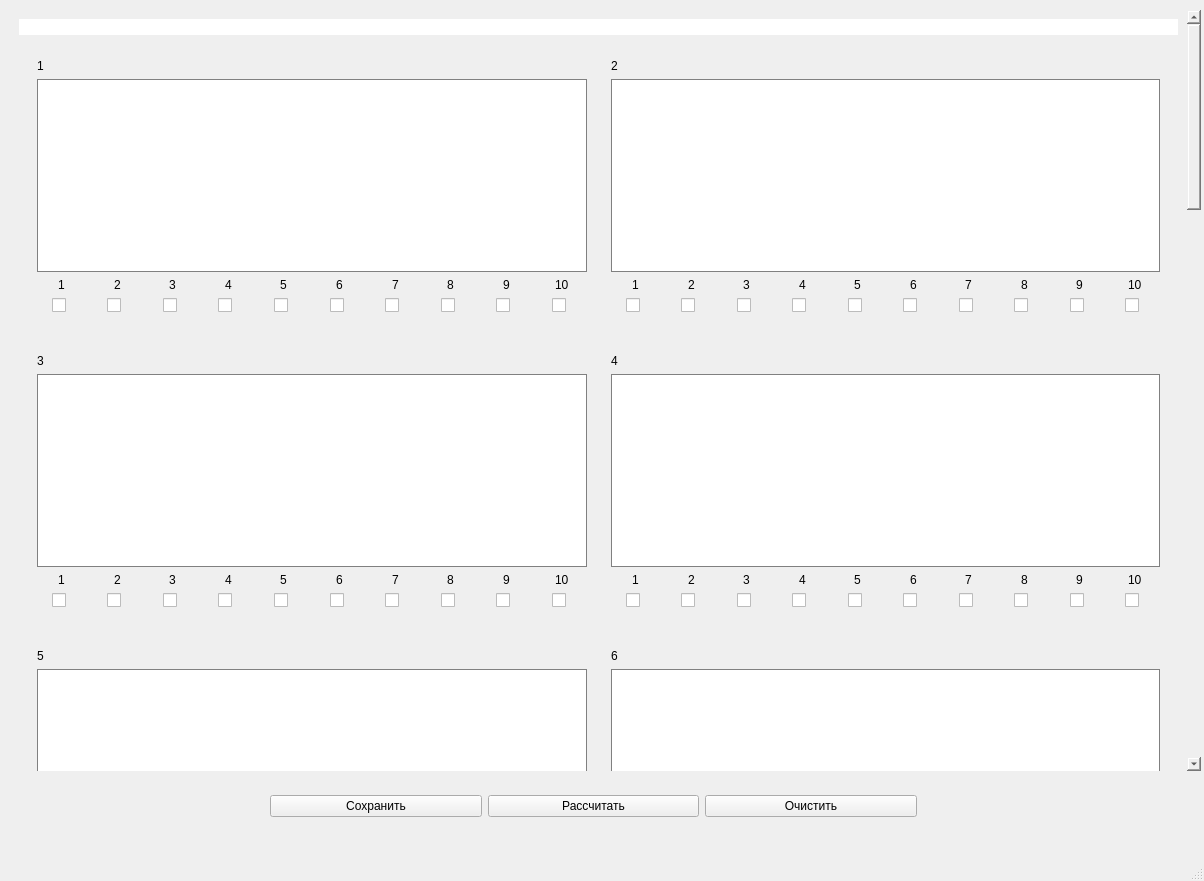
Mednaceex/Stuff, file госты/untitled.ui: the form before one commit.
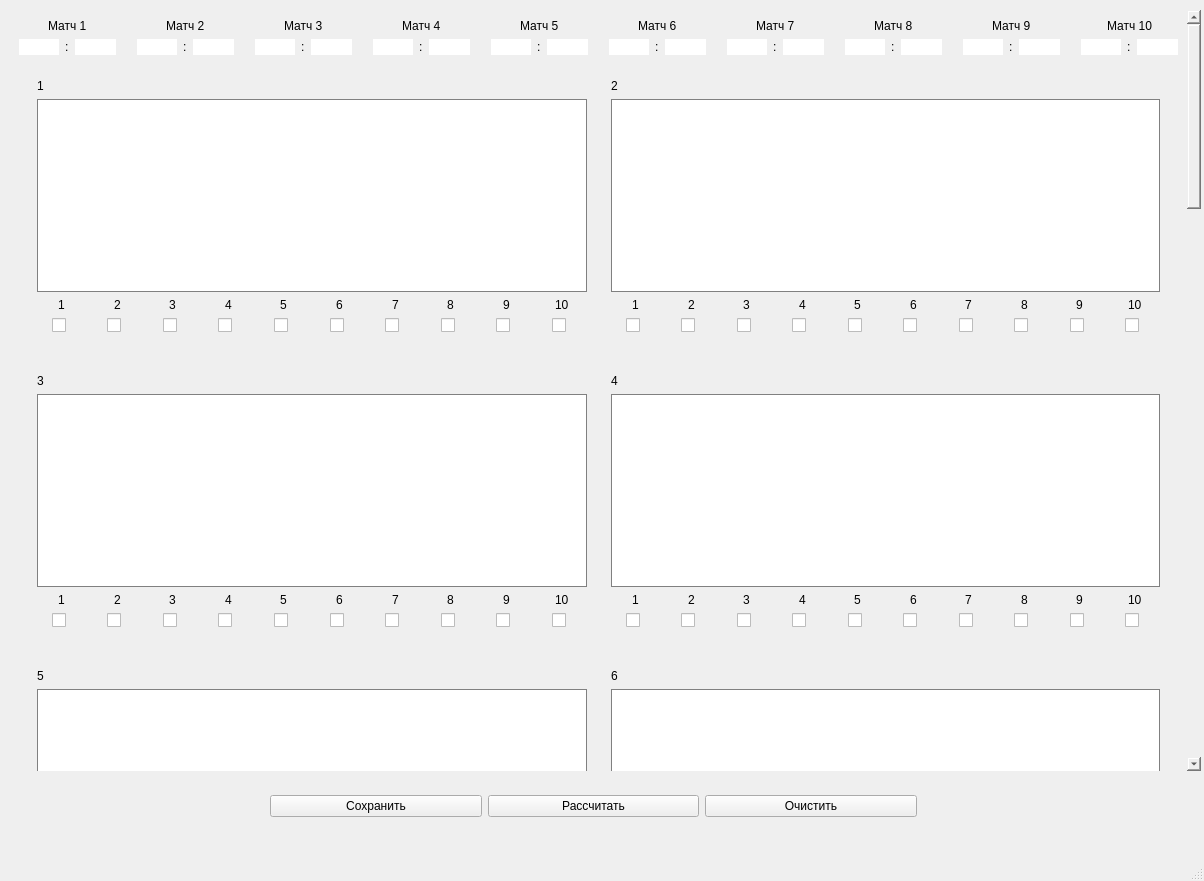
The form after the commit.

What changed in the file:
```diff
--- a/госты/untitled.ui
+++ b/госты/untitled.ui
@@ -35,15 +35,562 @@
     <widget class="QWidget" name="scrollAreaWidgetContents_82">
      <property name="geometry">
       <rect>
-       <x>0</x>
-       <y>-1941</y>
-       <width>1170</width>
-       <height>2702</height>
+       <x>-65</x>
+       <y>0</y>
+       <width>1235</width>
+       <height>2731</height>
       </rect>
      </property>
      <layout class="QVBoxLayout" name="verticalLayout_119">
       <item>
-       <widget class="QLineEdit" name="score_line"/>
+       <layout class="QHBoxLayout" name="horizontalLayout_33">
+        <property name="rightMargin">
+         <number>0</number>
+        </property>
+        <item>
+         <layout class="QVBoxLayout" name="verticalLayout_3">
+          <property name="topMargin">
+           <number>0</number>
+          </property>
+          <item alignment="Qt::AlignHCenter">
+           <widget class="QLabel" name="label_12">
+            <property name="text">
+             <string>Матч 1</string>
+            </property>
+           </widget>
+          </item>
+          <item>
+           <layout class="QHBoxLayout" name="horizontalLayout_6">
+            <property name="bottomMargin">
+             <number>0</number>
+            </property>
+            <item>
+             <widget class="QLineEdit" name="Score_1_1">
+              <property name="alignment">
+               <set>Qt::AlignCenter</set>
+              </property>
+             </widget>
+            </item>
+            <item>
+             <widget class="QLabel" name="label">
+              <property name="text">
+               <string>:</string>
+              </property>
+             </widget>
+            </item>
+            <item>
+             <widget class="QLineEdit" name="Score_1_2">
+              <property name="alignment">
+               <set>Qt::AlignCenter</set>
+              </property>
+             </widget>
+            </item>
+           </layout>
+          </item>
+         </layout>
+        </item>
+        <item>
+         <spacer name="verticalSpacer_2">
+          <property name="orientation">
+           <enum>Qt::Vertical</enum>
+          </property>
+          <property name="sizeHint" stdset="0">
+           <size>
+            <width>15</width>
+            <height>40</height>
+           </size>
+          </property>
+         </spacer>
+        </item>
+        <item>
+         <layout class="QVBoxLayout" name="verticalLayout_25">
+          <property name="topMargin">
+           <number>0</number>
+          </property>
+          <item alignment="Qt::AlignHCenter">
+           <widget class="QLabel" name="label_255">
+            <property name="text">
+             <string>Матч 2</string>
+            </property>
+           </widget>
+          </item>
+          <item>
+           <layout class="QHBoxLayout" name="horizontalLayout_43">
+            <property name="bottomMargin">
+             <number>0</number>
+            </property>
+            <item>
+             <widget class="QLineEdit" name="Score_2_1">
+              <property name="alignment">
+               <set>Qt::AlignCenter</set>
+              </property>
+             </widget>
+            </item>
+            <item>
+             <widget class="QLabel" name="label_256">
+              <property name="text">
+               <string>:</string>
+              </property>
+             </widget>
+            </item>
+            <item>
+             <widget class="QLineEdit" name="Score_2_2">
+              <property name="alignment">
+               <set>Qt::AlignCenter</set>
+              </property>
+             </widget>
+            </item>
+           </layout>
+          </item>
+         </layout>
+        </item>
+        <item>
+         <spacer name="verticalSpacer">
+          <property name="orientation">
+           <enum>Qt::Vertical</enum>
+          </property>
+          <property name="sizeHint" stdset="0">
+           <size>
+            <width>15</width>
+            <height>40</height>
+           </size>
+          </property>
+         </spacer>
+        </item>
+        <item>
+         <layout class="QVBoxLayout" name="verticalLayout_19">
+          <property name="topMargin">
+           <number>0</number>
+          </property>
+          <item alignment="Qt::AlignHCenter">
+           <widget class="QLabel" name="label_23">
+            <property name="text">
+             <string>Матч 3</string>
+            </property>
+           </widget>
+          </item>
+          <item>
+           <layout class="QHBoxLayout" name="horizontalLayout_37">
+            <property name="bottomMargin">
+             <number>0</number>
+            </property>
+            <item>
+             <widget class="QLineEdit" name="Score_3_1">
+              <property name="alignment">
+               <set>Qt::AlignCenter</set>
+              </property>
+             </widget>
+            </item>
+            <item>
+             <widget class="QLabel" name="label_24">
+              <property name="text">
+               <string>:</string>
+              </property>
+             </widget>
+            </item>
+            <item>
+             <widget class="QLineEdit" name="Score_3_2">
+              <property name="alignment">
+               <set>Qt::AlignCenter</set>
+              </property>
+             </widget>
+            </item>
+           </layout>
+          </item>
+         </layout>
+        </item>
+        <item>
+         <spacer name="verticalSpacer_3">
+          <property name="orientation">
+           <enum>Qt::Vertical</enum>
+          </property>
+          <property name="sizeHint" stdset="0">
+           <size>
+            <width>15</width>
+            <height>40</height>
+           </size>
+          </property>
+         </spacer>
+        </item>
+        <item>
+         <layout class="QVBoxLayout" name="verticalLayout_20">
+          <property name="topMargin">
+           <number>0</number>
+          </property>
+          <item alignment="Qt::AlignHCenter">
+           <widget class="QLabel" name="label_25">
+            <property name="text">
+             <string>Матч 4</string>
+            </property>
+           </widget>
+          </item>
+          <item>
+           <layout class="QHBoxLayout" name="horizontalLayout_38">
+            <property name="bottomMargin">
+             <number>0</number>
+            </property>
+            <item>
+             <widget class="QLineEdit" name="Score_4_1">
+              <property name="alignment">
+               <set>Qt::AlignCenter</set>
+              </property>
+             </widget>
+            </item>
+            <item>
+             <widget class="QLabel" name="label_26">
+              <property name="text">
+               <string>:</string>
+              </property>
+             </widget>
+            </item>
+            <item>
+             <widget class="QLineEdit" name="Score_4_2">
+              <property name="alignment">
+               <set>Qt::AlignCenter</set>
+              </property>
+             </widget>
+            </item>
+           </layout>
+          </item>
+         </layout>
+        </item>
+        <item>
+         <spacer name="verticalSpacer_4">
+          <property name="orientation">
+           <enum>Qt::Vertical</enum>
+          </property>
+          <property name="sizeHint" stdset="0">
+           <size>
+            <width>15</width>
+            <height>40</height>
+           </size>
+          </property>
+         </spacer>
+        </item>
+        <item>
+         <layout class="QVBoxLayout" name="verticalLayout_27">
+          <property name="topMargin">
+           <number>0</number>
+          </property>
+          <item alignment="Qt::AlignHCenter">
+           <widget class="QLabel" name="label_259">
+            <property name="text">
+             <string>Матч 5</string>
+            </property>
+           </widget>
+          </item>
+          <item>
+           <layout class="QHBoxLayout" name="horizontalLayout_45">
+            <property name="bottomMargin">
+             <number>0</number>
+            </property>
+            <item>
+             <widget class="QLineEdit" name="Score_5_1">
+              <property name="alignment">
+               <set>Qt::AlignCenter</set>
+              </property>
+             </widget>
+            </item>
+            <item>
+             <widget class="QLabel" name="label_260">
+              <property name="text">
+               <string>:</string>
+              </property>
+             </widget>
+            </item>
+            <item>
+             <widget class="QLineEdit" name="Score_5_2">
+              <property name="alignment">
+               <set>Qt::AlignCenter</set>
+              </property>
+             </widget>
+            </item>
+           </layout>
+          </item>
+         </layout>
+        </item>
+        <item>
+         <spacer name="verticalSpacer_5">
+          <property name="orientation">
+           <enum>Qt::Vertical</enum>
+          </property>
+          <property name="sizeHint" stdset="0">
+           <size>
+            <width>15</width>
+            <height>40</height>
+           </size>
+          </property>
+         </spacer>
+        </item>
+        <item>
+         <layout class="QVBoxLayout" name="verticalLayout_26">
+          <property name="topMargin">
+           <number>0</number>
+          </property>
+          <item alignment="Qt::AlignHCenter">
+           <widget class="QLabel" name="label_257">
+            <property name="text">
+             <string>Матч 6</string>
+            </property>
+           </widget>
+          </item>
+          <item>
+           <layout class="QHBoxLayout" name="horizontalLayout_44">
+            <property name="bottomMargin">
+             <number>0</number>
+            </property>
+            <item>
+             <widget class="QLineEdit" name="Score_6_1">
+              <property name="alignment">
+               <set>Qt::AlignCenter</set>
+              </property>
+             </widget>
+            </item>
+            <item>
+             <widget class="QLabel" name="label_258">
+              <property name="text">
+               <string>:</string>
+              </property>
+             </widget>
+            </item>
+            <item>
+             <widget class="QLineEdit" name="Score_6_2">
+              <property name="alignment">
+               <set>Qt::AlignCenter</set>
+              </property>
+             </widget>
+            </item>
+           </layout>
+          </item>
+         </layout>
+        </item>
+        <item>
+         <spacer name="verticalSpacer_6">
+          <property name="orientation">
+           <enum>Qt::Vertical</enum>
+          </property>
+          <property name="sizeHint" stdset="0">
+           <size>
+            <width>15</width>
+            <height>40</height>
+           </size>
+          </property>
+         </spacer>
+        </item>
+        <item>
+         <layout class="QVBoxLayout" name="verticalLayout_21">
+          <property name="topMargin">
+           <number>0</number>
+          </property>
+          <item alignment="Qt::AlignHCenter">
+           <widget class="QLabel" name="label_27">
+            <property name="text">
+             <string>Матч 7</string>
+            </property>
+           </widget>
+          </item>
+          <item>
+           <layout class="QHBoxLayout" name="horizontalLayout_39">
+            <property name="bottomMargin">
+             <number>0</number>
+            </property>
+            <item>
+             <widget class="QLineEdit" name="Score_7_1">
+              <property name="alignment">
+               <set>Qt::AlignCenter</set>
+              </property>
+             </widget>
+            </item>
+            <item>
+             <widget class="QLabel" name="label_28">
+              <property name="text">
+               <string>:</string>
+              </property>
+             </widget>
+            </item>
+            <item>
+             <widget class="QLineEdit" name="Score_7_2">
+              <property name="alignment">
+               <set>Qt::AlignCenter</set>
+              </property>
+             </widget>
+            </item>
+           </layout>
+          </item>
+         </layout>
+        </item>
+        <item>
+         <spacer name="verticalSpacer_7">
+          <property name="orientation">
+           <enum>Qt::Vertical</enum>
+          </property>
+          <property name="sizeHint" stdset="0">
+           <size>
+            <width>15</width>
+            <height>40</height>
+           </size>
+          </property>
+         </spacer>
+        </item>
+        <item>
+         <layout class="QVBoxLayout" name="verticalLayout_24">
+          <property name="topMargin">
+           <number>0</number>
+          </property>
+          <item alignment="Qt::AlignHCenter">
+           <widget class="QLabel" name="label_253">
+            <property name="text">
+             <string>Матч 8</string>
+            </property>
+           </widget>
+          </item>
+          <item>
+           <layout class="QHBoxLayout" name="horizontalLayout_42">
+            <property name="bottomMargin">
+             <number>0</number>
+            </property>
+            <item alignment="Qt::AlignHCenter">
+             <widget class="QLineEdit" name="Score_8_1">
+              <property name="alignment">
+               <set>Qt::AlignCenter</set>
+              </property>
+             </widget>
+            </item>
+            <item>
+             <widget class="QLabel" name="label_254">
+              <property name="text">
+               <string>:</string>
+              </property>
+             </widget>
+            </item>
+            <item>
+             <widget class="QLineEdit" name="Score_8_2">
+              <property name="styleSheet">
+               <string notr="true">Alignment: AlignCenter</string>
+              </property>
+              <property name="text">
+               <string/>
+              </property>
+              <property name="alignment">
+               <set>Qt::AlignCenter</set>
+              </property>
+             </widget>
+            </item>
+           </layout>
+          </item>
+         </layout>
+        </item>
+        <item>
+         <spacer name="verticalSpacer_9">
+          <property name="orientation">
+           <enum>Qt::Vertical</enum>
+          </property>
+          <property name="sizeHint" stdset="0">
+           <size>
+            <width>15</width>
+            <height>40</height>
+           </size>
+          </property>
+         </spacer>
+        </item>
+        <item>
+         <layout class="QVBoxLayout" name="verticalLayout_22">
+          <property name="topMargin">
+           <number>0</number>
+          </property>
+          <item alignment="Qt::AlignHCenter">
+           <widget class="QLabel" name="label_29">
+            <property name="text">
+             <string>Матч 9</string>
+            </property>
+           </widget>
+          </item>
+          <item>
+           <layout class="QHBoxLayout" name="horizontalLayout_40">
+            <property name="bottomMargin">
+             <number>0</number>
+            </property>
+            <item>
+             <widget class="QLineEdit" name="Score_9_1">
+              <property name="alignment">
+               <set>Qt::AlignCenter</set>
+              </property>
+             </widget>
+            </item>
+            <item>
+             <widget class="QLabel" name="label_30">
+              <property name="text">
+               <string>:</string>
+              </property>
+             </widget>
+            </item>
+            <item>
+             <widget class="QLineEdit" name="Score_9_2">
+              <property name="alignment">
+               <set>Qt::AlignCenter</set>
+              </property>
+             </widget>
+            </item>
+           </layout>
+          </item>
+         </layout>
+        </item>
+        <item>
+         <spacer name="verticalSpacer_8">
+          <property name="orientation">
+           <enum>Qt::Vertical</enum>
+          </property>
+          <property name="sizeHint" stdset="0">
+           <size>
+            <width>15</width>
+            <height>40</height>
+           </size>
+          </property>
+         </spacer>
+        </item>
+        <item>
+         <layout class="QVBoxLayout" name="verticalLayout_23">
+          <property name="topMargin">
+           <number>0</number>
+          </property>
+          <item alignment="Qt::AlignHCenter">
+           <widget class="QLabel" name="label_31">
+            <property name="text">
+             <string>Матч 10</string>
+            </property>
+           </widget>
+          </item>
+          <item>
+           <layout class="QHBoxLayout" name="horizontalLayout_41">
+            <property name="bottomMargin">
+             <number>0</number>
+            </property>
+            <item>
+             <widget class="QLineEdit" name="Score_10_1">
+              <property name="alignment">
+               <set>Qt::AlignCenter</set>
+              </property>
+             </widget>
+            </item>
+            <item>
+             <widget class="QLabel" name="label_252">
+              <property name="text">
+               <string>:</string>
+              </property>
+             </widget>
+            </item>
+            <item>
+             <widget class="QLineEdit" name="Score_10_2">
+              <property name="alignment">
+               <set>Qt::AlignCenter</set>
+              </property>
+             </widget>
+            </item>
+           </layout>
+          </item>
+         </layout>
+        </item>
+       </layout>
       </item>
       <item>
        <widget class="QScrollArea" name="Row_1">
@@ -61,7 +608,7 @@
           <rect>
            <x>0</x>
            <y>0</y>
-           <width>1148</width>
+           <width>1213</width>
            <height>259</height>
           </rect>
          </property>
@@ -76,7 +623,7 @@
               <rect>
                <x>0</x>
                <y>0</y>
-               <width>560</width>
+               <width>592</width>
                <height>237</height>
               </rect>
              </property>
@@ -356,7 +903,7 @@
               <rect>
                <x>0</x>
                <y>0</y>
-               <width>559</width>
+               <width>592</width>
                <height>237</height>
               </rect>
              </property>
@@ -652,7 +1199,7 @@
           <rect>
            <x>0</x>
            <y>0</y>
-           <width>1148</width>
+           <width>1213</width>
            <height>259</height>
           </rect>
          </property>
@@ -667,7 +1214,7 @@
               <rect>
                <x>0</x>
                <y>0</y>
-               <width>560</width>
+               <width>592</width>
                <height>237</height>
               </rect>
              </property>
@@ -947,7 +1494,7 @@
               <rect>
                <x>0</x>
                <y>0</y>
-               <width>559</width>
+               <width>592</width>
                <height>237</height>
               </rect>
              </property>
@@ -1237,7 +1784,7 @@
           <rect>
            <x>0</x>
            <y>0</y>
-           <width>1148</width>
+           <width>1213</width>
            <height>259</height>
           </rect>
          </property>
@@ -1252,7 +1799,7 @@
               <rect>
                <x>0</x>
                <y>0</y>
-               <width>560</width>
+               <width>592</width>
                <height>237</height>
               </rect>
              </property>
@@ -1535,7 +2082,7 @@
               <rect>
                <x>0</x>
                <y>0</y>
-               <width>559</width>
+               <width>592</width>
                <height>237</height>
               </rect>
              </property>
```
Left out of the diff: 42 changed lines with no effect on the pictures.
